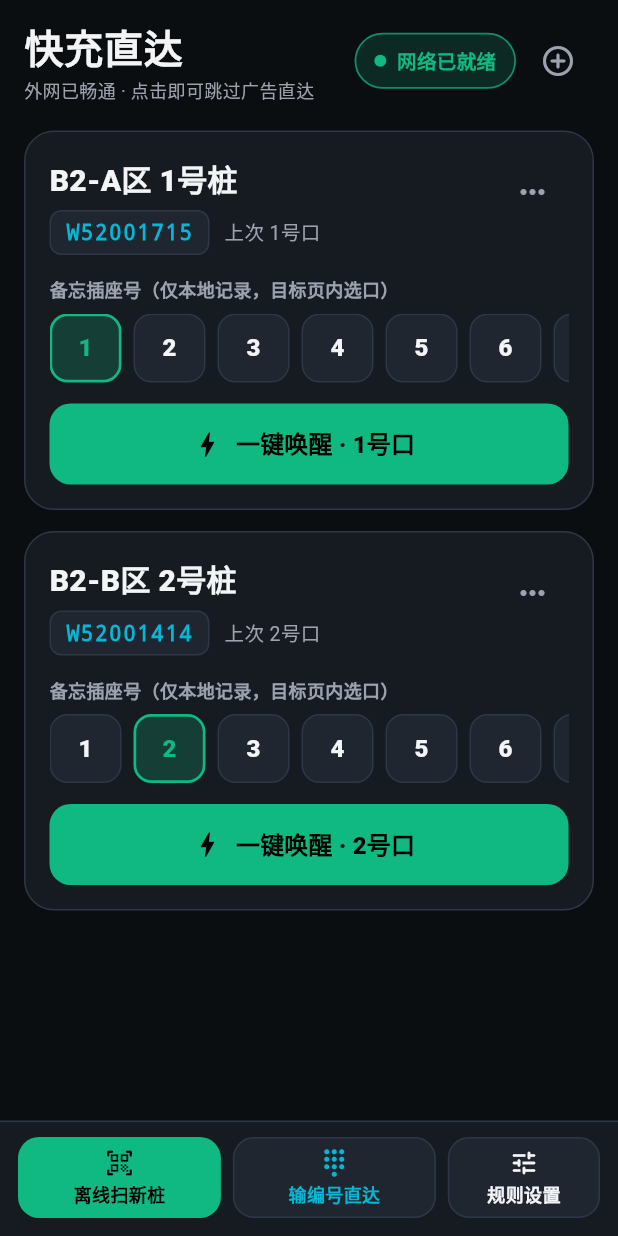
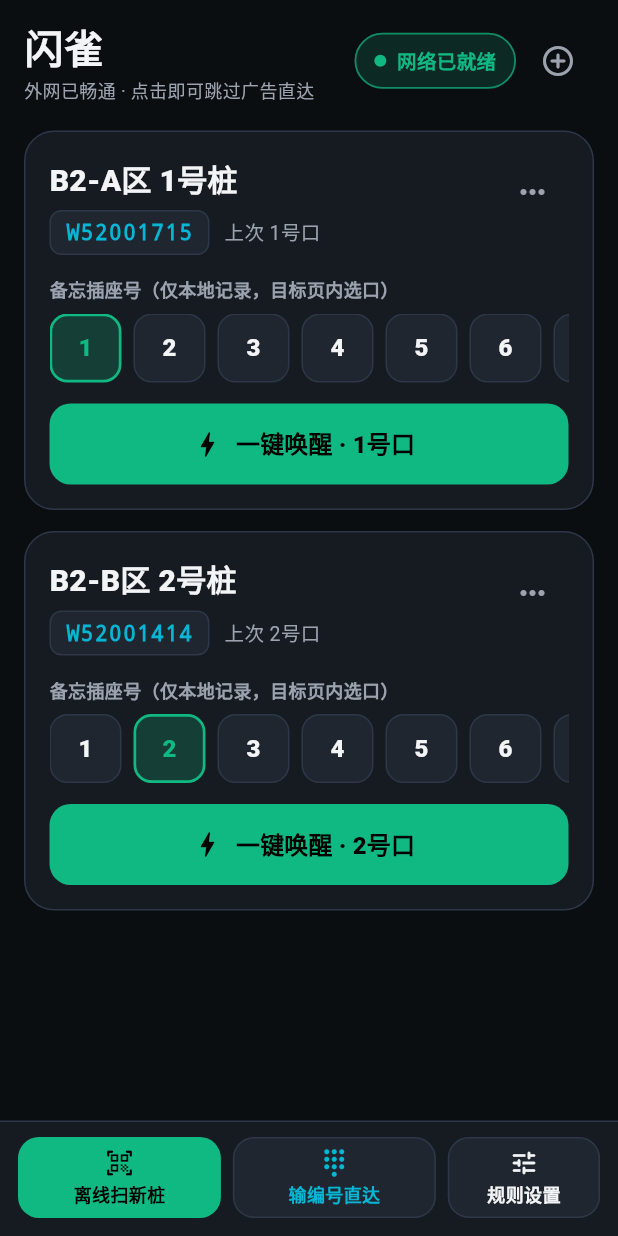
Before and after one commit to feyakit/ZapSlot, a Flutter app: the screen it shows after launch, on a phone screen of 412 x 824 dp. Run offline on Flutter 3.47's test engine with Material 3 defaults, Android fonts, the phone set to English and light mode, and no system bars; our stand-ins replace connectivity_plus, flutter_local_notifications, flutter_riverpod, internet_connection_checker_plus, shared_preferences; missing offline and left inert: google_mlkit_text_recognition, mobile_scanner, workmanager.

Commit message:
chore: rename app to 闪雀 (ZapSlot)

```diff
--- a/lib/main.dart
+++ b/lib/main.dart
@@ -81,7 +81,7 @@ class _ChargeQuickAppState extends ConsumerState<ChargeQuickApp>
   @override
   Widget build(BuildContext context) {
     return MaterialApp(
-      title: '快充直达 ChargeQuick',
+      title: '闪雀 ZapSlot',
       debugShowCheckedModeBanner: false,
       theme: AppTheme.darkTheme,
       home: const HomeScreen(),
--- a/lib/screens/home_screen.dart
+++ b/lib/screens/home_screen.dart
@@ -131,7 +131,7 @@ class HomeScreen extends ConsumerWidget {
               crossAxisAlignment: CrossAxisAlignment.start,
               children: [
                 const Text(
-                  '快充直达',
+                  '闪雀',
                   style: TextStyle(
                     fontSize: 26,
                     fontWeight: FontWeight.w900,
--- a/pubspec.yaml
+++ b/pubspec.yaml
@@ -1,5 +1,5 @@
 name: charge_quick
-description: 快充直达 (ChargeQuick) - 地下车库离线扫桩排队与广告跳过直达工具
+description: 闪雀 (ZapSlot) - 地下车库离线扫桩排队与广告跳过直达工具
 publish_to: 'none'
 version: 1.0.0+1
 
```
Also changed, not shown: 5 other files.
